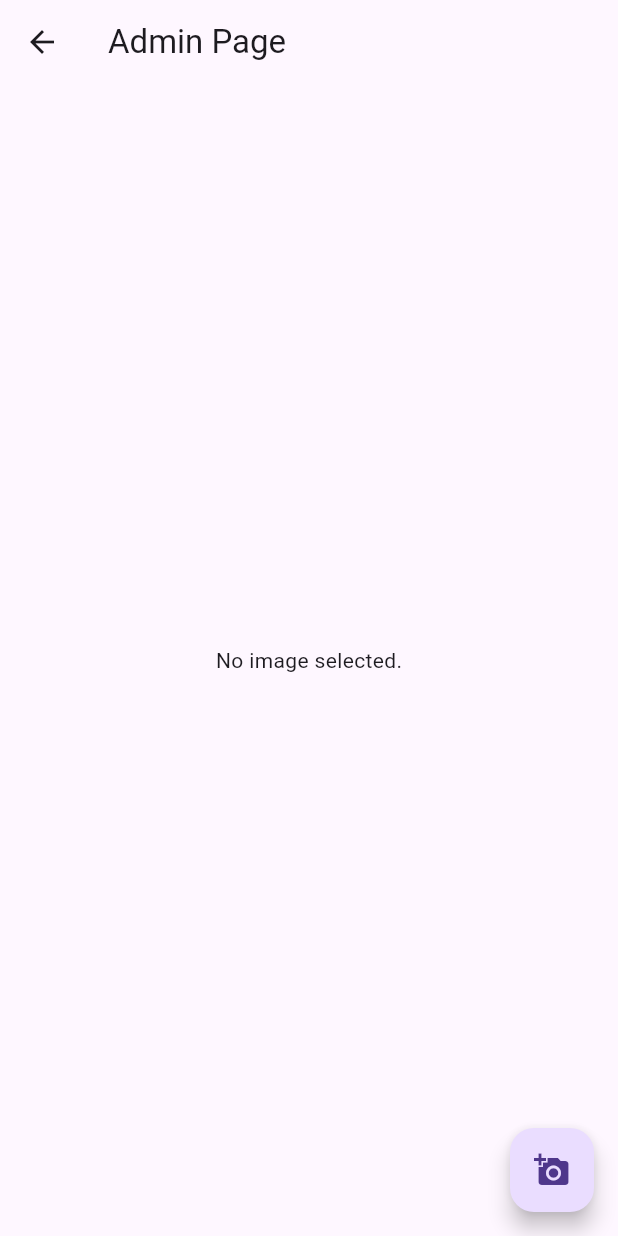
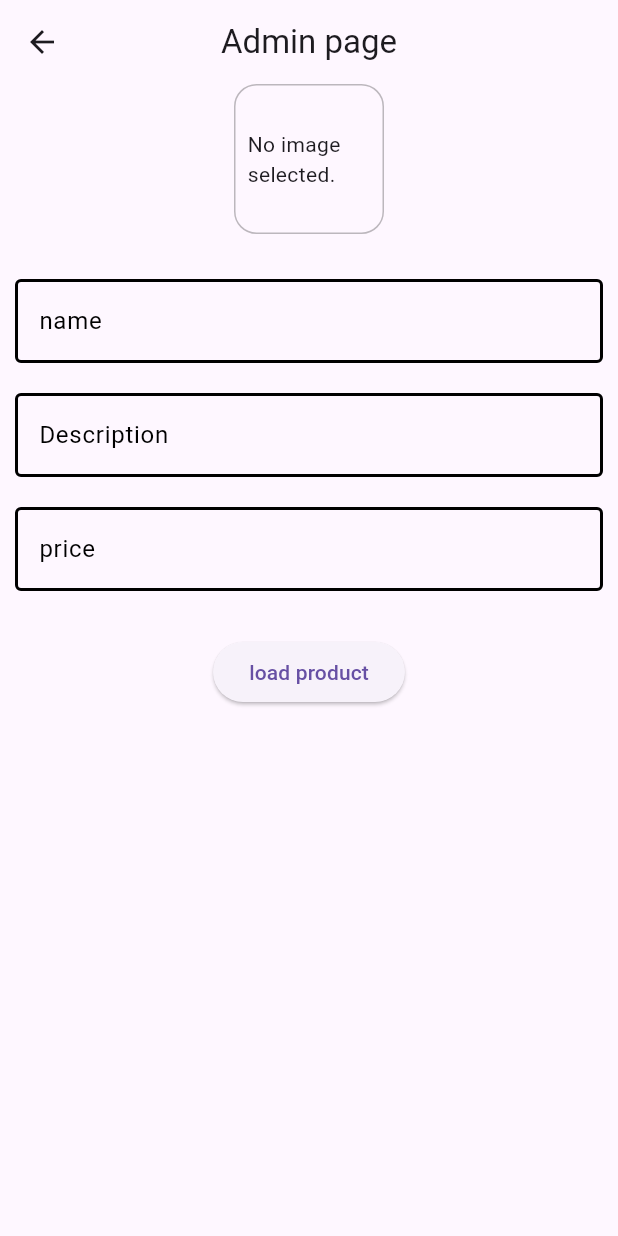
Before and after one commit to Artur1im/online_shop, a Flutter app: the AdminPage screen opened directly, on a phone screen of 412 x 824 dp. Run offline on Flutter 3.47's test engine with Material 3 defaults, Android fonts, the phone set to English and light mode, and no system bars; our stand-ins replace animated_notch_bottom_bar, bloc, flutter_spinkit, image_picker, nice_buttons, vibration; network calls fail.

Commit message:
Добавил поля для добавления товара

```diff
--- a/lib/auth/authorization.dart
+++ b/lib/auth/authorization.dart
@@ -79,7 +79,10 @@ class _AuthorizationState extends State<Authorization> {
                             title: 'Welcome!',
                             size: 35,
                           ),
-                          const InputText(title: "login"),
+                          InputText(
+                            title: "login",
+                            color: Colors.white,
+                          ),
                           const InputTextPassword(title: "password"),
                           NButton(
                             title: 'Entrance',
--- a/lib/auth/registration.dart
+++ b/lib/auth/registration.dart
@@ -80,10 +80,19 @@ class _RegistrationState extends State<Registration> {
                                   title: 'Registration',
                                   size: 35,
                                 ),
-                                const InputText(title: "Name"),
-                                const InputText(title: "login"),
+                                InputText(
+                                  title: "Name",
+                                  color: Colors.white,
+                                ),
+                                InputText(
+                                  title: "login",
+                                  color: Colors.white,
+                                ),
                                 const InputTextPassword(title: "password"),
-                                const InputText(title: "Namber phone"),
+                                InputText(
+                                  title: "Namber phone",
+                                  color: Colors.white,
+                                ),
                                 NButton(
                                   title: 'Entrance',
                                   onTap: (finish) {
--- a/lib/bloc/shop_bloc.dart
+++ b/lib/bloc/shop_bloc.dart
@@ -2,7 +2,6 @@ import 'dart:async';
 
 import 'package:bloc/bloc.dart';
 import 'package:meta/meta.dart';
-import 'package:online_shop/api/api.dart';
 import 'package:online_shop/model/shop_model.dart';
 
 part 'shop_event.dart';
--- a/lib/main.dart
+++ b/lib/main.dart
@@ -1,7 +1,5 @@
 import 'package:flutter/material.dart';
 import 'package:flutter/services.dart';
-import 'package:flutter_bloc/flutter_bloc.dart';
-import 'package:online_shop/bloc/shop_bloc.dart';
 import 'package:online_shop/page/bottom_navigation_bar.dart';
 
 void main() {
--- a/lib/page/admin_page.dart
+++ b/lib/page/admin_page.dart
@@ -1,42 +1,58 @@
-import 'dart:io';
 import 'package:flutter/material.dart';
-import 'package:image_picker/image_picker.dart';
+import 'package:online_shop/widget/image_picker.dart';
+import 'package:online_shop/widget/text_input.dart';
 
 class AdminPage extends StatefulWidget {
   const AdminPage({super.key});
 
   @override
-  // ignore: library_private_types_in_public_api
-  _AdminPageState createState() => _AdminPageState();
+  State<AdminPage> createState() => _AdminPageState();
 }
 
 class _AdminPageState extends State<AdminPage> {
-  File? _image;
-  final picker = ImagePicker();
-
-  Future getImage() async {
-    final pickedFile = await picker.pickImage(source: ImageSource.gallery);
-
-    setState(() {
-      _image = pickedFile != null ? File(pickedFile.path) : null;
-    });
-  }
-
   @override
   Widget build(BuildContext context) {
     return Scaffold(
       appBar: AppBar(
-        title: const Text('Admin Page'),
+        title: const Text('Admin page'),
+        centerTitle: true,
       ),
-      body: Center(
-        child: _image != null
-            ? Image.file(_image!)
-            : const Text('No image selected.'),
-      ),
-      floatingActionButton: FloatingActionButton(
-        onPressed: getImage,
-        tooltip: 'Pick Image',
-        child: const Icon(Icons.add_a_photo),
+      body: SizedBox(
+        height: MediaQuery.of(context).size.height,
+        width: MediaQuery.of(context).size.width,
+        child: SingleChildScrollView(
+          child: Column(children: [
+            const ImageP(),
+            const SizedBox(height: 20),
+            InputText(
+              title: 'name',
+              color: Colors.black,
+            ),
+            InputText(
+              title: 'Description',
+              color: Colors.black,
+            ),
+            const Padding(
+              padding: EdgeInsets.all(10.0),
+              child: TextField(
+                style: TextStyle(color: Colors.black),
+                keyboardType: TextInputType.number,
+                decoration: InputDecoration(
+                    focusedBorder: OutlineInputBorder(
+                      borderRadius: BorderRadius.all(Radius.circular(4)),
+                      borderSide: BorderSide(width: 1, color: Colors.black),
+                    ),
+                    enabledBorder: OutlineInputBorder(
+                      borderSide: BorderSide(color: Colors.black, width: 2.0),
+                    ),
+                    hintStyle: TextStyle(color: Colors.black),
+                    hintText: 'price'),
+              ),
+            ),
+            const SizedBox(height: 20),
+            ElevatedButton(onPressed: () {}, child: const Text('load product'))
+          ]),
+        ),
       ),
     );
   }
--- a/lib/page/cart.dart
+++ b/lib/page/cart.dart
@@ -1,6 +1,4 @@
 import 'package:flutter/material.dart';
-import 'package:flutter_bloc/flutter_bloc.dart';
-import 'package:online_shop/bloc/shop_bloc.dart';
 import 'package:online_shop/page/payment.dart';
 import 'package:online_shop/widget/button.dart';
 import 'package:online_shop/widget/card.dart';
--- a/lib/page/home.dart
+++ b/lib/page/home.dart
@@ -1,5 +1,4 @@
 import 'package:flutter/material.dart';
-import 'package:online_shop/bloc/shop_bloc.dart';
 import 'package:online_shop/widget/card.dart';
 import 'package:online_shop/widget/colors.dart';
 import 'package:online_shop/widget/scroll.dart';
--- a/lib/page/payment.dart
+++ b/lib/page/payment.dart
@@ -1,6 +1,4 @@
 import 'package:flutter/material.dart';
-import 'package:flutter_bloc/flutter_bloc.dart';
-import 'package:online_shop/bloc/shop_bloc.dart';
 import 'package:online_shop/widget/button.dart';
 import 'package:online_shop/widget/card.dart';
 import 'package:online_shop/widget/text.dart';
--- a/lib/page/person.dart
+++ b/lib/page/person.dart
@@ -1,6 +1,4 @@
 import 'package:flutter/material.dart';
-import 'package:flutter_bloc/flutter_bloc.dart';
-import 'package:online_shop/bloc/shop_bloc.dart';
 import 'package:online_shop/page/admin_page.dart';
 import 'package:online_shop/widget/card.dart';
 
--- /dev/null
+++ b/lib/widget/image_picker.dart
@@ -0,0 +1,43 @@
+import 'dart:io';
+import 'package:flutter/material.dart';
+import 'package:image_picker/image_picker.dart';
+
+class ImageP extends StatefulWidget {
+  const ImageP({super.key});
+
+  @override
+  // ignore: library_private_types_in_public_api
+  _ImagePState createState() => _ImagePState();
+}
+
+class _ImagePState extends State<ImageP> {
+  File? _image;
+  final picker = ImagePicker();
+
+  Future getImage() async {
+    final pickedFile = await picker.pickImage(source: ImageSource.gallery);
+
+    setState(() {
+      _image = pickedFile != null ? File(pickedFile.path) : null;
+    });
+  }
+
+  @override
+  Widget build(BuildContext context) {
+    return InkWell(
+        onTap: getImage,
+        child: Container(
+          width: 100,
+          height: 100,
+          decoration: BoxDecoration(
+              borderRadius: BorderRadius.circular(15),
+              border: Border.all(color: Colors.black26)),
+          child: _image != null
+              ? Image.file(_image!, fit: BoxFit.cover)
+              : const Padding(
+                  padding: EdgeInsets.all(8.0),
+                  child: Center(child: Text('No image selected.')),
+                ),
+        ));
+  }
+}
--- a/lib/widget/text_input.dart
+++ b/lib/widget/text_input.dart
@@ -1,26 +1,28 @@
 import 'package:flutter/material.dart';
 import 'package:online_shop/widget/colors.dart';
 
+// ignore: must_be_immutable
 class InputText extends StatelessWidget {
   // ignore: prefer_typing_uninitialized_variables
+  dynamic color;
   final title;
-  const InputText({super.key, this.title});
+  InputText({super.key, this.title, this.color});
 
   @override
   Widget build(BuildContext context) {
     return Padding(
       padding: const EdgeInsets.all(10.0),
       child: TextField(
-        style: const TextStyle(color: Colors.white),
+        style: TextStyle(color: color),
         decoration: InputDecoration(
-            focusedBorder: const OutlineInputBorder(
-              borderRadius: BorderRadius.all(Radius.circular(4)),
-              borderSide: BorderSide(width: 1, color: Colors.white),
+            focusedBorder: OutlineInputBorder(
+              borderRadius: const BorderRadius.all(Radius.circular(4)),
+              borderSide: BorderSide(width: 1, color: color),
             ),
-            enabledBorder: const OutlineInputBorder(
-              borderSide: BorderSide(color: Colors.white, width: 2.0),
+            enabledBorder: OutlineInputBorder(
+              borderSide: BorderSide(color: color, width: 2.0),
             ),
-            hintStyle: const TextStyle(color: Colors.white),
+            hintStyle: TextStyle(color: color),
             hintText: title),
       ),
     );
```
